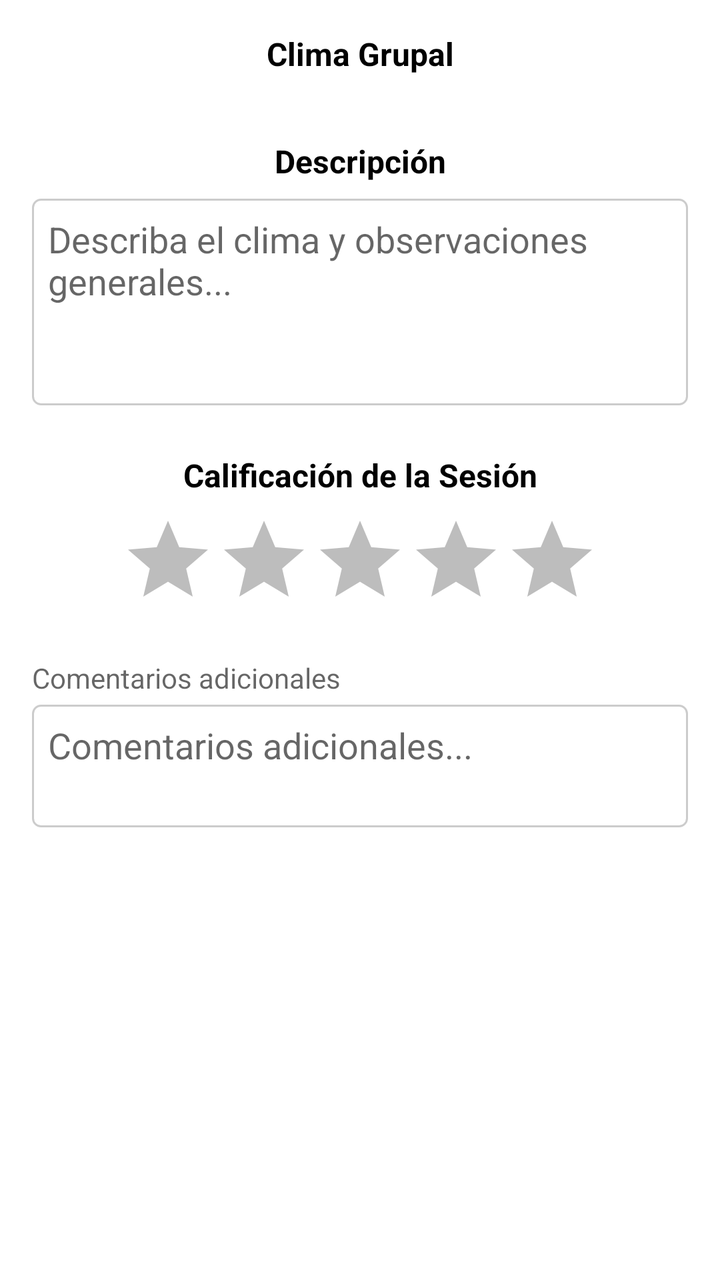
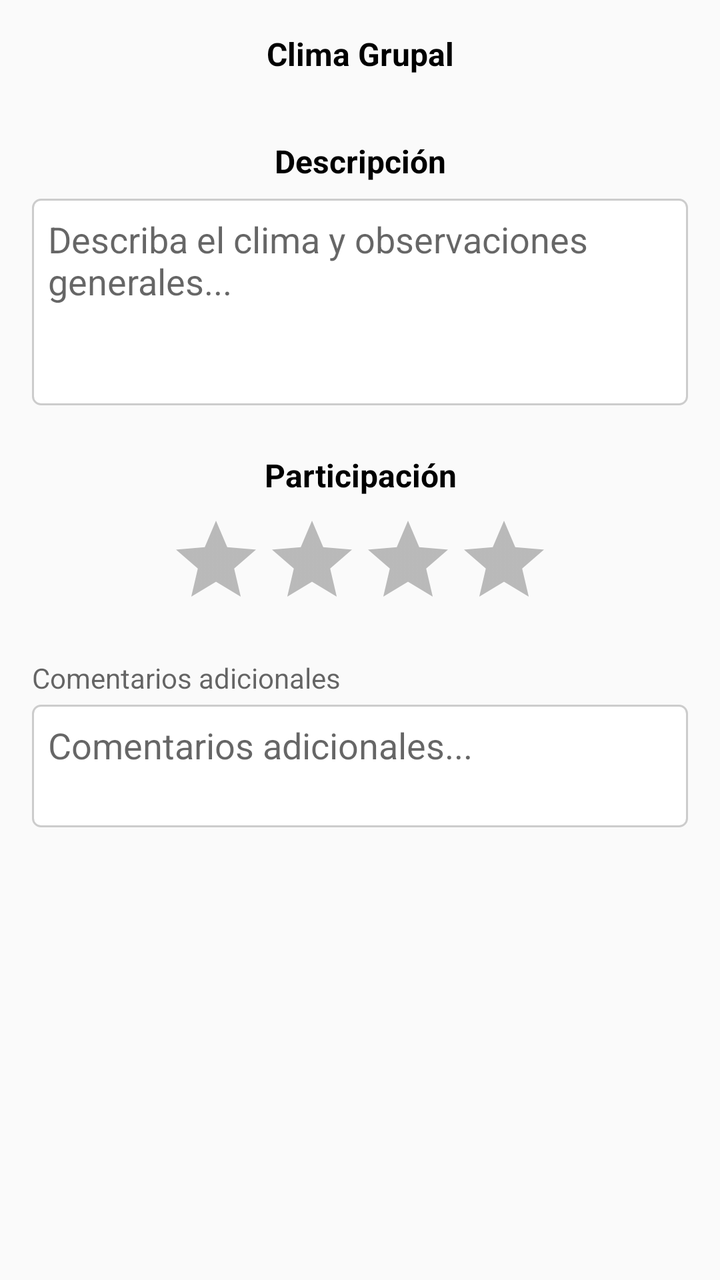

Compare the two renders of this Android layout. The source of the first and the diff that turns it into the second are given below.
<!-- AndroidManifest.xml: application theme Theme.IntentoAppDatosMusica -->
<!-- res/layout/tab_observaciones_sesion.xml -->
<?xml version="1.0" encoding="utf-8"?>
<ScrollView xmlns:android="http://schemas.android.com/apk/res/android"
    android:layout_width="match_parent"
    android:layout_height="match_parent"
    android:fillViewport="true"
    android:padding="16dp"
    android:background="?android:attr/colorBackground">

    <LinearLayout
        android:layout_width="match_parent"
        android:layout_height="wrap_content"
        android:orientation="vertical">

        
        <TextView
            android:layout_width="match_parent"
            android:layout_height="wrap_content"
            android:text="Clima Grupal"
            android:textStyle="bold"
            android:textSize="16sp"
            android:gravity="center"
            android:layout_marginBottom="8dp"
            android:textColor="?android:attr/textColorPrimary"/>

        <androidx.recyclerview.widget.RecyclerView
            android:id="@+id/rvGridClimaGrupal"
            android:layout_width="match_parent"
            android:layout_height="wrap_content"
            android:layout_marginBottom="24dp"/>

        
        <TextView
            android:layout_width="match_parent"
            android:layout_height="wrap_content"
            android:text="Descripción"
            android:textStyle="bold"
            android:textSize="16sp"
            android:gravity="center"
            android:layout_marginBottom="8dp"
            android:textColor="?android:attr/textColorPrimary"/>

        <EditText
            android:id="@+id/etObservacionesDescripcion"
            android:layout_width="match_parent"
            android:layout_height="wrap_content"
            android:minLines="4"
            android:gravity="top|start"
            android:background="@drawable/bordered_background"
            android:padding="8dp"
            android:hint="Describa el clima y observaciones generales..."
            android:inputType="textMultiLine"
            android:layout_marginBottom="24dp"
            android:textColor="?android:attr/textColorPrimary"/>


        
        <TextView
            android:layout_width="match_parent"
            android:layout_height="wrap_content"
            android:text="Calificación de la Sesión"
            android:textStyle="bold"
            android:textSize="16sp"
            android:gravity="center"
            android:layout_marginBottom="8dp"
            android:textColor="?android:attr/textColorPrimary"/>
        
        <RatingBar
            android:id="@+id/ratingSesion"
            android:layout_width="wrap_content"
            android:layout_height="wrap_content"
            android:layout_gravity="center"
            android:numStars="5"
            android:stepSize="0.5"
            android:layout_marginBottom="8dp"/>

        <TextView
            android:layout_width="match_parent"
            android:layout_height="wrap_content"
            android:text="Comentarios adicionales"
            android:textSize="14sp"
            android:layout_marginTop="8dp"
            android:layout_marginBottom="4dp"
            android:textColor="?android:attr/textColorSecondary"/>

        <EditText
            android:id="@+id/etComentariosParticipacion"

            android:layout_width="match_parent"
            android:layout_height="wrap_content"
            android:minLines="2"
            android:gravity="top|start"
            android:background="@drawable/bordered_background"
            android:padding="8dp"
            android:hint="Comentarios adicionales..."
            android:inputType="textMultiLine"
            android:textColor="?android:attr/textColorPrimary"/>


    </LinearLayout>
</ScrollView>
<!-- resources referenced by this layout -->
<resources>
  <!-- drawable bordered_background (drawable) -->
  <?xml version="1.0" encoding="utf-8"?>
  <shape xmlns:android="http://schemas.android.com/apk/res/android">
      <solid android:color="@color/box_background_color"/>
      <stroke android:width="1dp" android:color="#CCCCCC"/>
      <corners android:radius="4dp"/>
  </shape>
  <style name="Theme.IntentoAppDatosMusica" parent="Theme.MaterialComponents.DayNight.DarkActionBar">
          
          <item name="colorPrimary">@color/purple_500</item>
          <item name="colorPrimaryVariant">@color/purple_700</item>
          <item name="colorOnPrimary">@color/white</item>
          
          <item name="colorSecondary">@color/teal_200</item>
          <item name="colorSecondaryVariant">@color/teal_700</item>
          <item name="colorOnSecondary">@color/black</item>
          
          <item name="android:statusBarColor">?attr/colorPrimaryVariant</item>
          
  
          
          <item name="android:windowBackground">@color/background_light</item>
          <item name="android:colorBackground">@color/background_light</item>
          <item name="android:textColorPrimary">@color/text_color_light</item>
          <item name="colorSurface">@color/surface_color</item>
  
          
          <item name="windowActionBar">false</item>
          
          <item name="windowNoTitle">true</item>
  
          
          <item name="radioButtonStyle">@style/RadioButtonTheme</item>
  
          
          <item name="checkboxStyle">@style/CheckBoxStyle</item>
  
          
          <item name="colorControlNormal">@color/black</item>
          <item name="colorControlActivated">@color/purple_500</item>
  
          <item name="iconTint">@color/icon_color</item>
          
          <item name="seekBarTrackColor">#E0E0E0</item> 
          <item name="seekBarProgressColor">#9E9E9E</item> 
      </style>
  <color name="box_background_color">#FFFFFFFF</color>
  <color name="purple_500">#FF6200EE</color>
  <color name="purple_700">#584F6D</color>
  <color name="white">#FFFFFFFF</color>
  <color name="teal_200">#FF03DAC5</color>
  <color name="teal_700">#FF018786</color>
  <color name="black">#FF000000</color>
  <color name="background_light">#FFFFFFFF</color>
  <color name="text_color_light">#FF000000</color>
  <color name="surface_color">#FFFFFFFF</color>
  <style name="RadioButtonTheme" parent="Widget.MaterialComponents.CompoundButton.RadioButton">
          <item name="android:textColor">?android:attr/textColorPrimary</item>
          <item name="buttonTint">@color/radio_button_tint</item>
      </style>
  <style name="CheckBoxStyle" parent="Widget.MaterialComponents.CompoundButton.CheckBox">
          <item name="android:textColor">?android:attr/textColorPrimary</item>
          <item name="buttonTint">@color/check_box_tint_dark</item>
      </style>
  <color name="icon_color">#FF000000</color>
  <color name="radio_button_tint">#FF000000</color>
  <color name="check_box_tint_dark">#FF000000</color>
</resources>

<!-- the commit's change to res/layout/tab_observaciones_sesion.xml (unified diff, before → after) -->
@@ -57,7 +57,7 @@
         <TextView
             android:layout_width="match_parent"
             android:layout_height="wrap_content"
-            android:text="Calificación de la Sesión"
+            android:text="Participación"
             android:textStyle="bold"
             android:textSize="16sp"
             android:gravity="center"
@@ -69,8 +69,8 @@
             android:layout_width="wrap_content"
             android:layout_height="wrap_content"
             android:layout_gravity="center"
-            android:numStars="5"
-            android:stepSize="0.5"
+            android:numStars="4"
+            android:stepSize="1"
             android:layout_marginBottom="8dp"/>
 
         <TextView
<!-- resource entries referenced after the edit -->
@@ -46,14 +46,14 @@
           <item name="seekBarTrackColor">#E0E0E0</item> 
           <item name="seekBarProgressColor">#9E9E9E</item> 
       </style>
-  <color name="box_background_color">#FFFFFFFF</color>
+  <color name="box_background_color">#FFFFFF</color>
   <color name="purple_500">#FF6200EE</color>
-  <color name="purple_700">#584F6D</color>
+  <color name="purple_700">#FF3700B3</color>
   <color name="white">#FFFFFFFF</color>
   <color name="teal_200">#FF03DAC5</color>
   <color name="teal_700">#FF018786</color>
   <color name="black">#FF000000</color>
-  <color name="background_light">#FFFFFFFF</color>
+  <color name="background_light">#FAFAFA</color>
   <color name="text_color_light">#FF000000</color>
   <color name="surface_color">#FFFFFFFF</color>
   <style name="RadioButtonTheme" parent="Widget.MaterialComponents.CompoundButton.RadioButton">
@@ -65,7 +65,7 @@
           <item name="buttonTint">@color/check_box_tint_dark</item>
       </style>
   <color name="icon_color">#FF000000</color>
-  <color name="radio_button_tint">#FF000000</color>
-  <color name="check_box_tint_dark">#FF000000</color>
+  <color name="radio_button_tint">#FF6200EE</color>
+  <color name="check_box_tint_dark">#FFFFFFFF</color>
 </resources>
 
